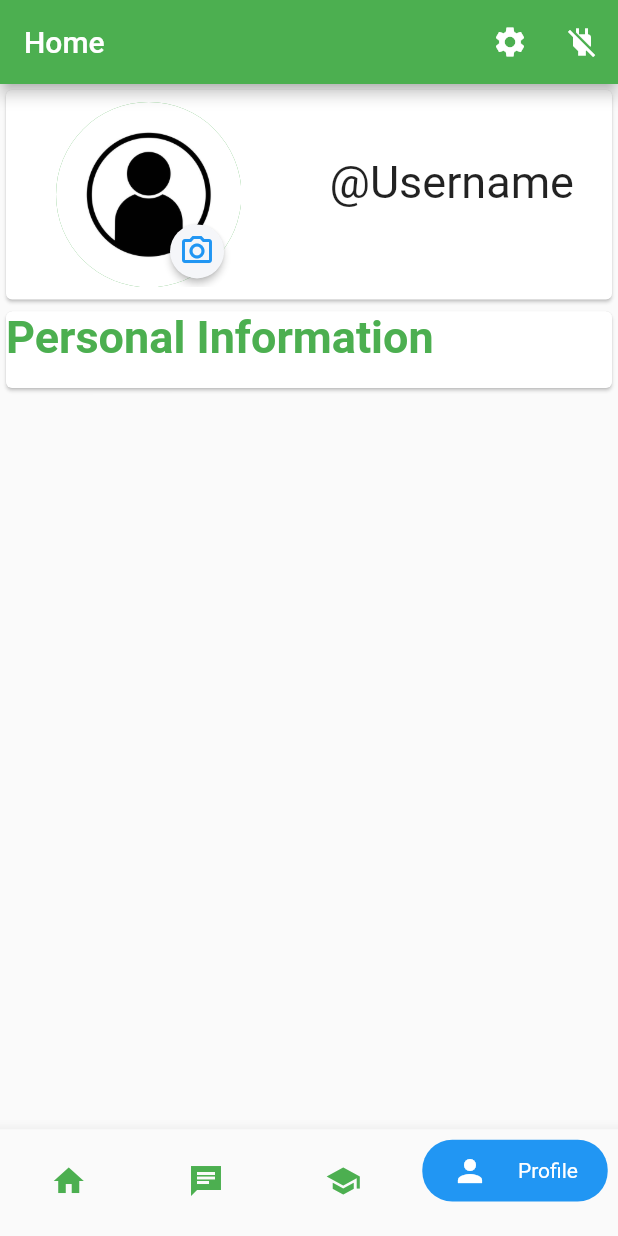
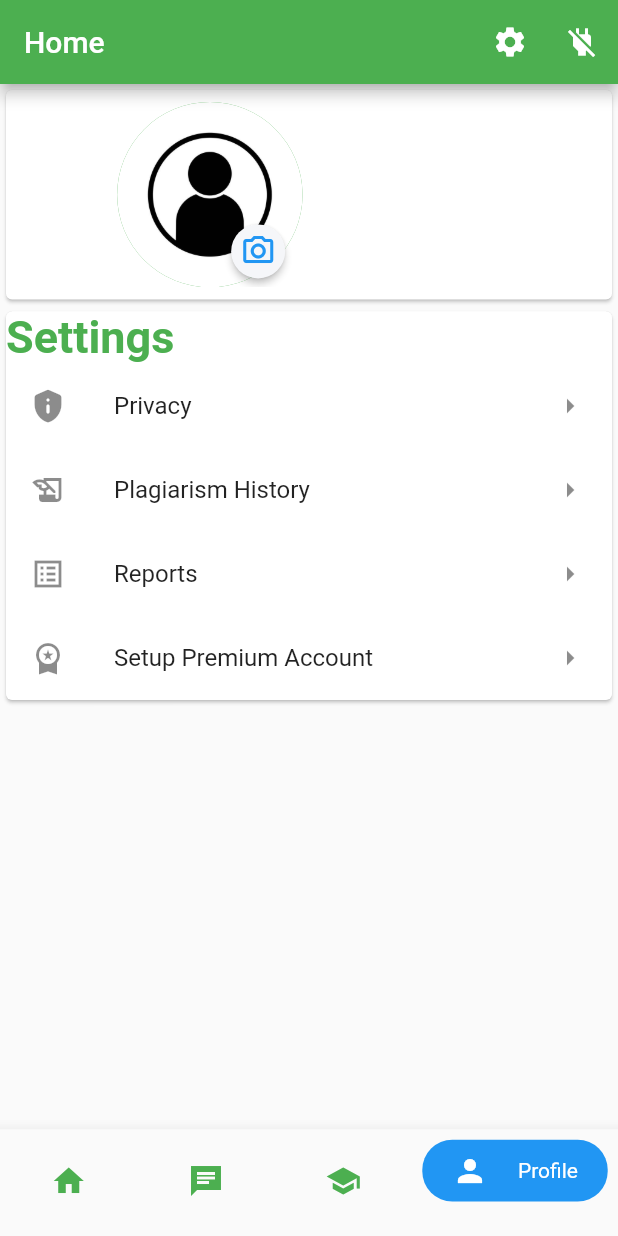
Before and after one commit to aahilalwani25/plagiarism_checker_app, a Flutter app: the StudentMainDashboard screen opened directly with empty values, item 4 of the bottom bar chosen, on a phone screen of 412 x 824 dp. Run offline on Flutter 3.47's test engine with Material 2 defaults, Android fonts, the phone set to English and light mode, and no system bars; drawn by our look-alikes of auto_size_text; our stand-ins replace country_code_picker, firebase_auth, firebase_core, firebase_database, google_sign_in; accounts and stored records are empty.

Commit message:
initial commit

```diff
--- a/lib/Controllers/login_controller.dart
+++ b/lib/Controllers/login_controller.dart
@@ -43,6 +43,7 @@ class LoginController {
   void Verify(Stream<DatabaseEvent> tableDatas) =>
       tableDatas.forEach((DatabaseEvent event) {
         bool check = false;
+        String? username= null;
         for (DataSnapshot child in event.snapshot.children) {
           //for finding unique id
           //print(child.key);
@@ -52,6 +53,7 @@ class LoginController {
 
           if (data['email'] == email && data['password'] == password) {
             check = true;
+            username= data['username'];
             break;
           }
         }
@@ -61,7 +63,7 @@ class LoginController {
             Navigator.pushReplacement(
                 context,
                 MaterialPageRoute(
-                    builder: (builder) => StudentMainDashboard(email: email)));
+                    builder: (builder) => StudentMainDashboard(email: email, username: username!,)));
           }
 
           if (user == "teachers") {
--- a/lib/Controllers/plagiarism_controller.dart
+++ b/lib/Controllers/plagiarism_controller.dart
@@ -7,13 +7,17 @@ class PlagiarismController{
   PlagiarismController({required this.text});
 
   dynamic start_check() async{
-    MultipartRequest request= MultipartRequest('POST', Uri.parse('http://192.168.2.108:8000/check-plag/'));
+    MultipartRequest request= MultipartRequest('POST', Uri.parse('http://192.168.2.107:8000/check-plag/'));
     request.fields.addAll({'query':text});
     request.headers.addAll({
       'Content-Type':'Application/json',
       'Retry-After':'3600'
     });
     StreamedResponse streamedResponse = await request.send();
+
+    if(streamedResponse.statusCode==429){
+      return "You are checking same content multiple times";
+    }
     if(streamedResponse.statusCode==308){
       return "Wait for at least 5 minutes....";
     }
--- a/lib/Views/Students/student_main_dashboard.dart
+++ b/lib/Views/Students/student_main_dashboard.dart
@@ -16,8 +16,8 @@ class ChangePage with ChangeNotifier {
 }
 
 class StudentMainDashboard extends StatefulWidget {
-  final String email;
-  const StudentMainDashboard({super.key, required this.email});
+  final String email, username;
+  const StudentMainDashboard({super.key, required this.email, required this.username});
 
   @override
   State<StudentMainDashboard> createState() => _StudentMainDashboardState();
@@ -153,7 +153,7 @@ class _StudentMainDashboardState extends State<StudentMainDashboard> {
               ? const Text('Chats')
               : changePage.selectedIndex == 2
                   ? const Text('Classes')
-                  : StudentProfile(email: widget.email),
+                  : StudentProfile(email: widget.email, username: widget.username,),
     );
   }
 }
--- a/lib/Views/Students/student_profile.dart
+++ b/lib/Views/Students/student_profile.dart
@@ -4,8 +4,9 @@ import 'package:flutter/material.dart';
 import '../../global/components/Screen.dart';
 
 class StudentProfile extends StatefulWidget {
-  final String email;
-  const StudentProfile({super.key, required this.email});
+  final String email, username;
+  //final String username;
+  const StudentProfile({super.key, required this.email, required this.username});
 
   @override
   State<StudentProfile> createState() => _StudentProfileState();
@@ -35,7 +36,7 @@ class _StudentProfileState extends State<StudentProfile> {
                       left: 50,
                       child: RawMaterialButton(
                         onPressed: (){
-
+                          //for photo
                         },
                         elevation: 2.0,
                         fillColor: const Color(0xFFF5F6F9),
@@ -51,8 +52,7 @@ class _StudentProfileState extends State<StudentProfile> {
               Column(
                 mainAxisAlignment: MainAxisAlignment.start,
                 children: [
-                  const AutoSizeText(
-                    '@Username',
+                  AutoSizeText(widget.username,
                     style: TextStyle(fontSize: 30),
                   ),
                   AutoSizeText(widget.email),
@@ -65,11 +65,34 @@ class _StudentProfileState extends State<StudentProfile> {
         const Card(
           borderOnForeground: false,
           child: Column(
-            crossAxisAlignment: CrossAxisAlignment.stretch,
+            crossAxisAlignment: CrossAxisAlignment.start,
+            mainAxisSize: MainAxisSize.max,
             children: [
               //heading of biography
-              AutoSizeText('Personal Information', style: TextStyle(fontSize: 30, color: Colors.green, fontWeight: FontWeight.bold),),
-              AutoSizeText(''),
+              AutoSizeText('Settings', style: TextStyle(fontSize: 30, color: Colors.green, fontWeight: FontWeight.bold),),
+              ListTile(
+                leading: Icon(Icons.privacy_tip_rounded),
+                title: AutoSizeText('Privacy'),
+                trailing: Icon(Icons.arrow_right),
+              ),
+
+              ListTile(
+                leading: Icon(Icons.history_edu),
+                title: AutoSizeText('Plagiarism History'),
+                trailing: Icon(Icons.arrow_right),
+              ),
+
+              ListTile(
+                leading: Icon(Icons.list_alt_sharp),
+                title: AutoSizeText('Reports'),
+                trailing: Icon(Icons.arrow_right),
+              ),
+
+              ListTile(
+                leading: Icon(Icons.workspace_premium),
+                title: AutoSizeText('Setup Premium Account'),
+                trailing: Icon(Icons.arrow_right),
+              ),
             ],
           ),
         )
```
Also changed, not shown: 1 other file.
